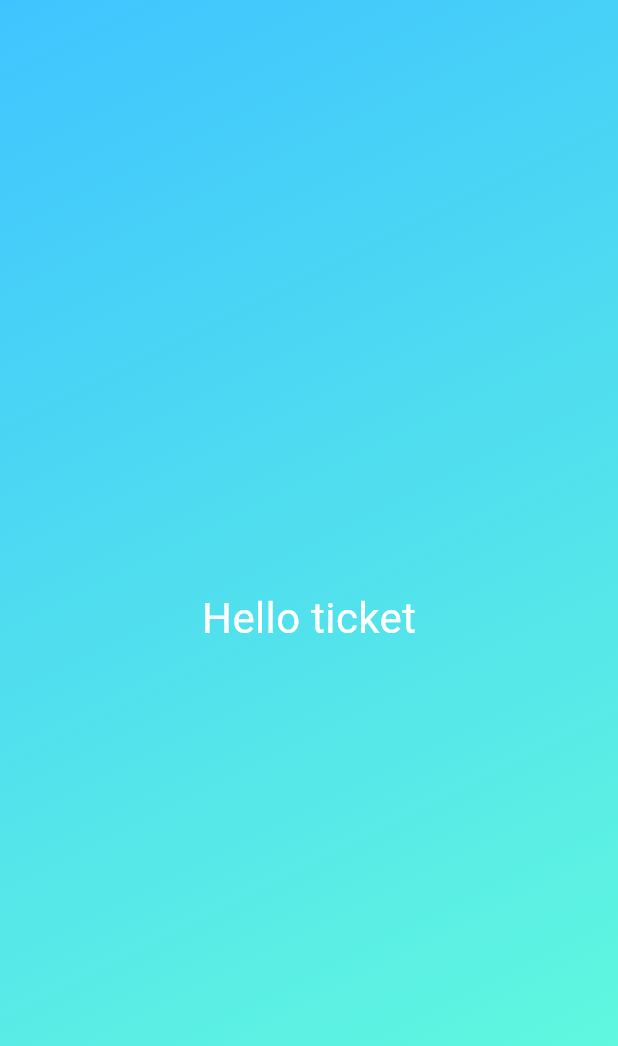
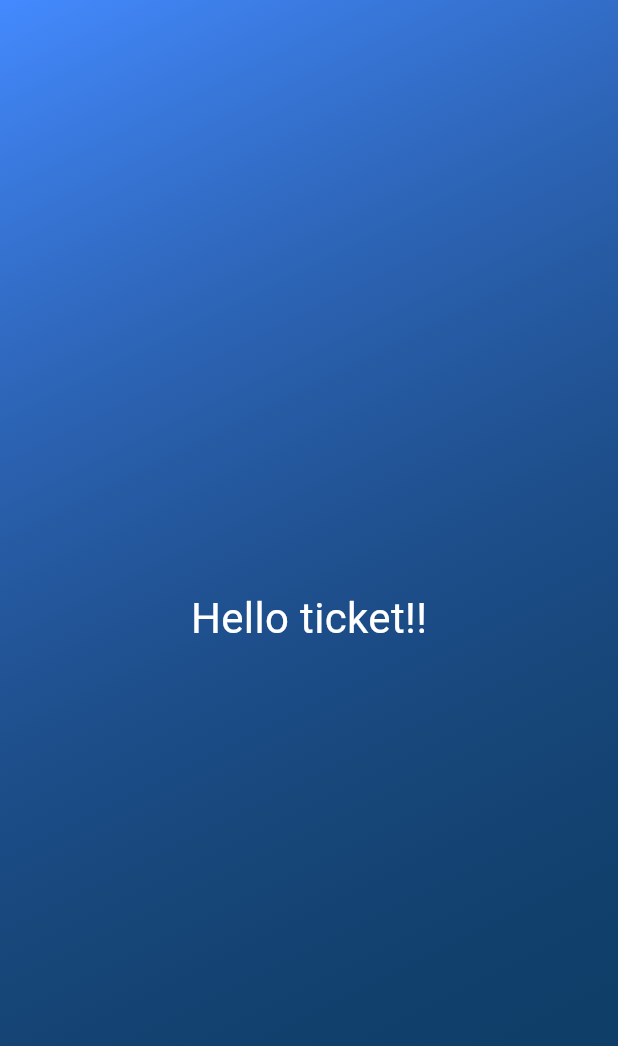
Before and after one commit to kickbuttowski25/latestFlutterDev, a Flutter app: the screen it shows after launch, on a phone screen of 412 x 824 dp. Shown: the top 1046 px of the screen. Run offline on Flutter 3.47's test engine with Material 3 defaults, Android fonts, the phone set to English and light mode, and no system bars.

Commit message:
refactored code with required colors list

```diff
--- a/lib/gradient_container.dart
+++ b/lib/gradient_container.dart
@@ -1,24 +1,29 @@
 import 'package:flutter/material.dart';
 import 'package:flutter_application_1/styled_text.dart';
 
-const startAlignment = AlignmentGeometry.topStart;
-const endAlignment  = AlignmentGeometry.bottomEnd;
+class GradientConatiner extends StatelessWidget {
+  const GradientConatiner(
+  this.startAlignment,
+  this.endAlignment,
+  {super.key, required this.colors}
+  );
 
-class GradientConatiner extends StatelessWidget {
-  const GradientConatiner({super.key});
+final Alignment startAlignment;
+final Alignment endAlignment;
+final List<Color> colors;
 
   @override
   Widget build(context) {
     return Container(
           decoration: BoxDecoration(
             gradient: LinearGradient(
-              colors: [Colors.lightBlueAccent, Colors.tealAccent],
+              colors: colors,
               begin: startAlignment,
               end: endAlignment,
             ),
           ),
           child:  Center(
-            child: StyledText("Hello ticket"),
+            child: StyledText("Hello ticket!!"),
           ),
         );
   }
--- a/lib/main.dart
+++ b/lib/main.dart
@@ -6,7 +6,7 @@ void main() {
     const MaterialApp(
       home: Scaffold(
         backgroundColor: Color.fromARGB(255, 19, 99, 164),
-        body: GradientConatiner(),
+        body: GradientConatiner(.topLeft, .bottomRight, colors: [Colors.blueAccent, Colors.black38]),
       ),
     ),
   );
```
